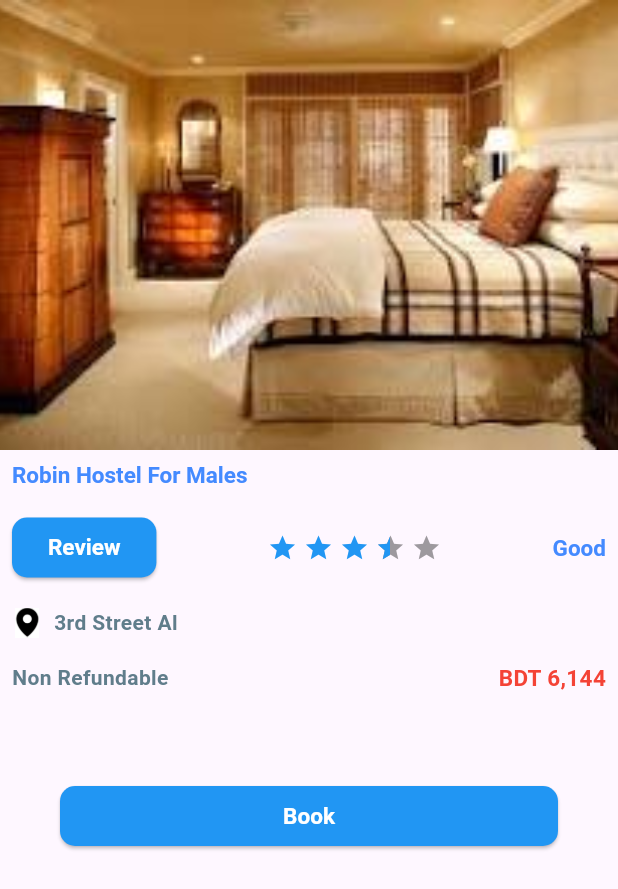
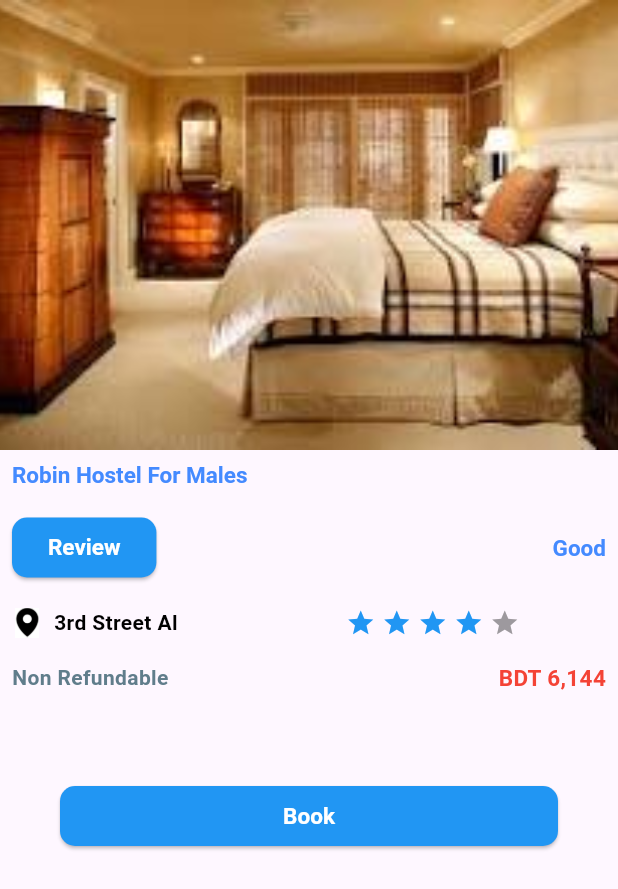
Before and after one commit to SyedPiyal/Flutter_json-to-listview, a Flutter app: the screen it shows after launch, after a tap on "Robin Hostel For Males", on a phone screen of 412 x 824 dp. Shown: the top 889 px of the screen. Run offline on Flutter 3.47's test engine with Material 3 defaults, Android fonts, the phone set to English and light mode, and no system bars; drawn by our look-alikes of flutter_rating_bar; our stand-ins replace flutter_easyloading, flutter_svg; missing offline and left inert: dart:ffi.

Commit message:
Json data show in listview

```diff
--- a/lib/ui/details/DetailsPage.dart
+++ b/lib/ui/details/DetailsPage.dart
@@ -1,9 +1,14 @@
+import 'dart:typed_data';
+
 import 'package:buytickets/model/DataModel.dart';
 import 'package:buytickets/theme/CustomThem.dart';
 import 'package:buytickets/widget/CustomDialog.dart';
 import 'package:flutter/cupertino.dart';
 import 'package:flutter/material.dart';
+import 'package:flutter/services.dart';
+import 'package:flutter_easyloading/flutter_easyloading.dart';
 import 'package:flutter_rating_bar/flutter_rating_bar.dart';
+import 'package:flutter_svg/flutter_svg.dart';
 
 class DetailsPage extends StatefulWidget {
   //const DetailsPage({super.key});
@@ -18,14 +23,22 @@ class DetailsPage extends StatefulWidget {
 
 class _DetailsPageState extends State<DetailsPage> {
   String dropdownValue = 'Good';
-  int selectedOption = 1;
+  String selectedOption = "Yes";
+  double ratingValuee = 4;
+  bool isLoading = false;
+
+
 
   @override
   Widget build(BuildContext context) {
+
     return Scaffold(
       body: Column(
         crossAxisAlignment: CrossAxisAlignment.stretch,
         children: [
+
+          //image
+
           Container(
             height: 300,
             child: Image.asset(
@@ -33,6 +46,8 @@ class _DetailsPageState extends State<DetailsPage> {
               fit: BoxFit.cover,
             ),
           ),
+
+          //title
           Padding(
             padding: const EdgeInsets.all(8.0),
             child: Text(
@@ -40,6 +55,7 @@ class _DetailsPageState extends State<DetailsPage> {
               style: Theme.of(context).textTheme.headline2,
             ),
           ),
+          //review button and text
           Padding(
             padding: const EdgeInsets.all(8),
             child: Row(
@@ -50,12 +66,13 @@ class _DetailsPageState extends State<DetailsPage> {
                   onPressed: () {
                     showDialog(
                       context: context,
-                      builder: (ctx) => CustomDailog(title: "Book",dropValue: dropdownValue,value: selectedOption),
+                      builder: (ctx) => CustomDailog(title: "Book",dropValue: dropdownValue,value: selectedOption,ratingValue: ratingValuee),
                     ).then((value) {
-                      final data = value as (int,String);
+                      final data = value as (String,String,double);
                       setState(() {
                         selectedOption = data.$1;
                         dropdownValue = data.$2;
+                        ratingValuee = data.$3;
                       });
                     });
                   },
@@ -74,9 +91,31 @@ class _DetailsPageState extends State<DetailsPage> {
                       backgroundColor: Colors.blue),
                   child: const Text("Review", style: TextStyle(fontSize: 15,fontWeight: FontWeight.bold)),
                 ),
+
+                Text(
+                  dropdownValue,
+                  style: Theme.of(context).textTheme.headline2,
+                ),
+              ],
+            ),
+          ),
+
+          //address and rating bar
+          Padding(
+            padding: const EdgeInsets.all(8),
+            child: Row(
+              children: [
+                Image.asset(
+                  widget.dataModel.location!,
+                  width: 20,
+                  height: 20,
+                ),
+                const SizedBox(width: 8),
+                Text(widget.dataModel.address!,style: const TextStyle(color: Colors.black)),
+                const SizedBox(width: 110),
                 RatingBar.builder(
                   ignoreGestures: true,
-                  initialRating: widget.dataModel.rating!,
+                  initialRating: ratingValuee,
                   minRating: 1,
                   direction: Axis.horizontal,
                   allowHalfRating: true,
@@ -91,27 +130,11 @@ class _DetailsPageState extends State<DetailsPage> {
                     // Handle rating update if needed
                   },
                 ),
-                Text(
-                  dropdownValue,
-                  style: Theme.of(context).textTheme.headline2,
-                ),
               ],
             ),
           ),
-          Padding(
-            padding: const EdgeInsets.all(8),
-            child: Row(
-              children: [
-                Image.asset(
-                  widget.dataModel.location!,
-                  width: 20,
-                  height: 20,
-                ),
-                const SizedBox(width: 8),
-                Text(widget.dataModel.address!),
-              ],
-            ),
-          ),
+
+          //refund text and price
           Padding(
             padding: const EdgeInsets.all(8),
             child: Row(
@@ -119,7 +142,6 @@ class _DetailsPageState extends State<DetailsPage> {
               children: [
                 //text for Refound
                 Text(widget.dataModel.ref!),
-
                 //text for price
                 Text(
                   widget.dataModel.price!,
@@ -133,7 +155,14 @@ class _DetailsPageState extends State<DetailsPage> {
             padding: const EdgeInsets.only(left: 40, right: 40, top: 50),
             child: ElevatedButton(
               onPressed: () {
-
+                setState(() {
+                  isLoading = true;
+                });
+                Future.delayed(const Duration(seconds: 1),(){
+                  setState(() {
+                    isLoading = false;
+                  });
+                });
               },
               style: ElevatedButton.styleFrom(
                   shape: RoundedRectangleBorder(
@@ -147,10 +176,19 @@ class _DetailsPageState extends State<DetailsPage> {
                     color: Colors.white,
                     fontSize: 20,
                   ),
-                  backgroundColor: Colors.blue),
-              child: const Text("Book", style: TextStyle(fontSize: 15,fontWeight: FontWeight.bold)),
+                  backgroundColor: Colors.blue),child:  isLoading? const Row(
+              mainAxisAlignment: MainAxisAlignment.center,
+
+              children: [
+                SizedBox(width: 5,),
+                CircularProgressIndicator(color: Colors.white,),
+              ],
+            ) : const Text('Book',style: TextStyle(fontSize: 15,fontWeight: FontWeight.bold)),
+              //child: const Text("Book", style: TextStyle(fontSize: 15,fontWeight: FontWeight.bold)),
             ),
           ),
+
+          //button for audio player
 
         ],
       ),
--- a/lib/ui/home/MyHomePage.dart
+++ b/lib/ui/home/MyHomePage.dart
@@ -1,10 +1,8 @@
 import 'dart:convert';
-
 import 'package:flutter/cupertino.dart';
 import 'package:flutter/material.dart';
 import 'package:flutter/services.dart';
 import 'package:flutter_rating_bar/flutter_rating_bar.dart';
-
 import '../../model/DataModel.dart';
 import '../details/DetailsPage.dart';
 
--- a/pubspec.yaml
+++ b/pubspec.yaml
@@ -36,6 +36,8 @@ dependencies:
   # Use with the CupertinoIcons class for iOS style icons.
   cupertino_icons: ^1.0.2
   flutter_rating_bar: ^4.0.1
+  flutter_easyloading: ^3.0.5
+  flutter_svg: ^2.0.9
 
 dev_dependencies:
   flutter_test:
@@ -62,6 +64,7 @@ flutter:
   assets:
     - assets/images/
     - assets/jsonfile/
+    - assets/svg/
 
   # To add assets to your application, add an assets section, like this:
   # assets:
```
Also changed, not shown: lib/widget/CustomColumn.dart (deleted, +0 -20 lines), lib/widget/CustomDialog.dart (+15 -7 lines), lib/widget/CustomElevatedButton.dart (deleted, +0 -19 lines), assets/svg/play_button.svg (added), assets/svg/play_button1.svg (added), lib/widget/CustomRating.dart (deleted), lib/widget/CustomTextFiled.dart (deleted), pubspec.lock.
